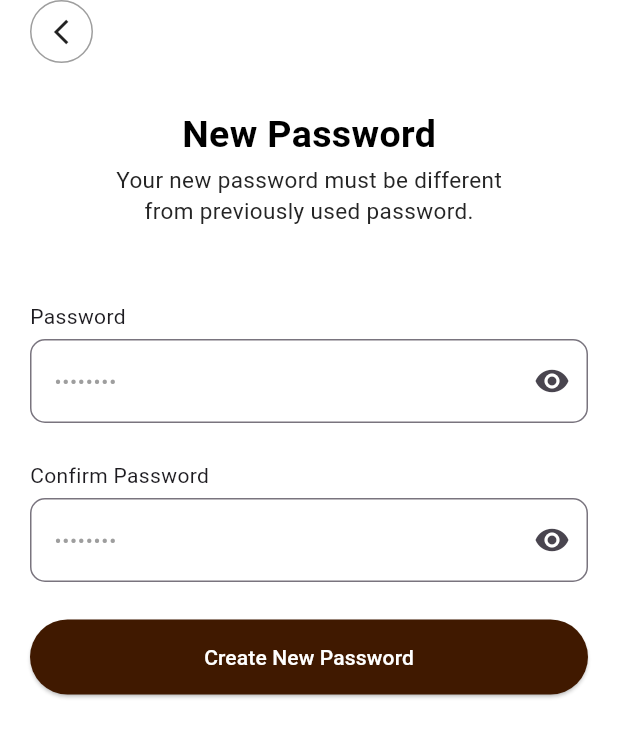
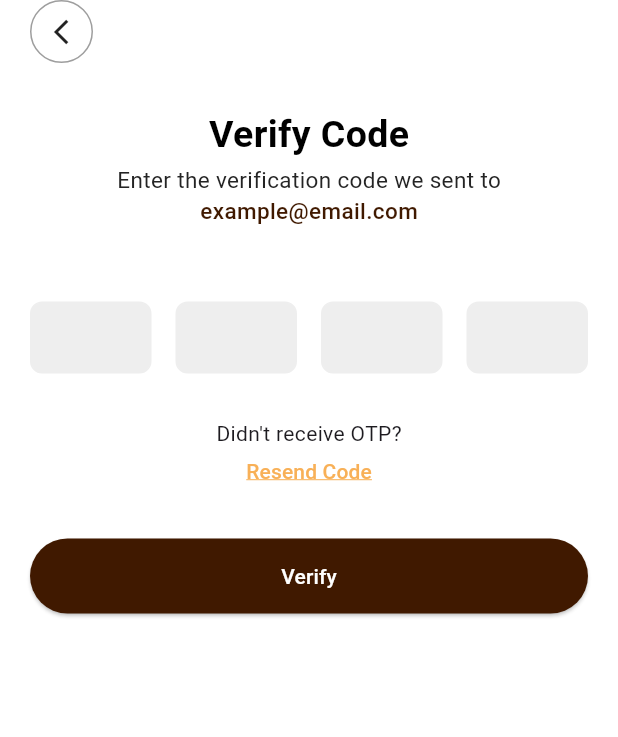
Before and after one commit to Nelson-Chinedu/daza_store, a Flutter app: the ForgotPasswordView screen opened directly, after a tap on "Create New Password", on a phone screen of 412 x 824 dp. Shown: the top 737 px of the screen. Run offline on Flutter 3.47's test engine with Material 3 defaults, Android fonts, the phone set to English and light mode, and no system bars; drawn by our look-alikes of pin_input_text_field; our stand-ins replace get_it, lottie, smooth_page_indicator, stacked, stacked_services.

Commit message:
feat: otp verify

```diff
--- a/lib/features/auth/ForgotPassword/forgot_password_view.dart
+++ b/lib/features/auth/ForgotPassword/forgot_password_view.dart
@@ -125,7 +125,9 @@ class ForgotPasswordView extends StatelessWidget {
                             width: double.infinity,
                             child: Button(
                               label: 'Create New Password',
-                              onPressed: () {},
+                              onPressed: () {
+                                model.navigateToOTP();
+                              },
                             ),
                           ),
                         ],
--- a/lib/features/auth/ForgotPassword/forgot_password_viewmodel.dart
+++ b/lib/features/auth/ForgotPassword/forgot_password_viewmodel.dart
@@ -1,5 +1,6 @@
 import 'package:daza_store_commerce/app/locator.dart';
 import 'package:daza_store_commerce/features/auth/Login/view/login_view.dart';
+import 'package:daza_store_commerce/features/auth/OTP/otp_view.dart';
 import 'package:flutter/widgets.dart';
 import 'package:stacked/stacked.dart';
 import 'package:stacked_services/stacked_services.dart';
@@ -14,6 +15,10 @@ class ForgotPasswordViewModel extends ReactiveViewModel {
     navigationService.navigateToView(LoginView());
   }
 
+  void navigateToOTP() {
+    navigationService.navigateToView(OtpView());
+  }
+
   @override
   List<ListenableServiceMixin> get listenableServices => [];
 }
--- /dev/null
+++ b/lib/features/auth/OTP/otp_view.dart
@@ -0,0 +1,118 @@
+import 'package:daza_store_commerce/features/auth/OTP/otp_viewmodel.dart';
+import 'package:daza_store_commerce/shared/widgets/button/button_view.dart';
+import 'package:flutter/material.dart';
+import 'package:pin_input_text_field/pin_input_text_field.dart';
+import 'package:stacked/stacked.dart';
+
+class OtpView extends StatelessWidget {
+  const OtpView({super.key});
+
+  @override
+  Widget build(BuildContext context) {
+    return ViewModelBuilder<OtpViewModel>.reactive(
+      viewModelBuilder: () => OtpViewModel(),
+      builder: (context, model, child) {
+        return Scaffold(
+          backgroundColor: Colors.white,
+          body: SafeArea(
+            child: SingleChildScrollView(
+              child: Padding(
+                padding: const EdgeInsets.symmetric(horizontal: 20),
+                child: Column(
+                  crossAxisAlignment: CrossAxisAlignment.start,
+                  children: [
+                    GestureDetector(
+                      onTap: model.navigateToOtp,
+                      child: Container(
+                        decoration: BoxDecoration(
+                          shape: BoxShape.circle,
+                          border: BoxBorder.all(color: Colors.grey),
+                        ),
+                        child: Padding(
+                          padding: const EdgeInsets.all(10),
+                          child: Icon(Icons.arrow_back_ios_sharp, size: 20),
+                        ),
+                      ),
+                    ),
+                    const SizedBox(height: 30),
+                    Center(
+                      child: Column(
+                        children: [
+                          Text(
+                            'Verify Code',
+                            style: TextStyle(
+                              fontSize: 25,
+                              fontWeight: FontWeight.w600,
+                              color: Colors.black,
+                            ),
+                          ),
+                          const SizedBox(height: 1),
+                          Text(
+                            'Enter the verification code we sent to',
+                            style: TextStyle(
+                              color: Color(0xFF242424),
+                              fontSize: 15,
+                            ),
+                          ),
+                          Text(
+                            'example@email.com',
+                            style: TextStyle(
+                              color: Color(0xFF401900),
+                              fontSize: 15,
+                              fontWeight: FontWeight.w500,
+                            ),
+                          ),
+                          const SizedBox(height: 50),
+                          PinInputTextField(
+                            pinLength: 4,
+                            decoration: BoxLooseDecoration(
+                              strokeColorBuilder: PinListenColorBuilder(
+                                Colors.grey.shade200,
+                                Colors.grey.shade200,
+                              ),
+                              bgColorBuilder: PinListenColorBuilder(
+                                Colors.grey.shade200,
+                                Colors.grey.shade200,
+                              ),
+                            ),
+                          ),
+                          const SizedBox(height: 30),
+                          Padding(
+                            padding: const EdgeInsets.only(bottom: 5),
+                            child: Text('Didn\'t receive OTP?'),
+                          ),
+                          TextButton(
+                            style: TextButton.styleFrom(
+                              padding: EdgeInsets.zero,
+                              minimumSize: Size.zero,
+                              tapTargetSize: MaterialTapTargetSize
+                                  .shrinkWrap, // this remove the spaces around the text button
+                            ),
+                            onPressed: () {},
+                            child: Text(
+                              'Resend Code',
+                              style: TextStyle(
+                                color: Color(0xFFF8B057),
+                                decoration: TextDecoration.underline,
+                                decorationColor: Color(0xFFF8B057),
+                              ),
+                            ),
+                          ),
+                          const SizedBox(height: 35),
+                          SizedBox(
+                            width: double.infinity,
+                            child: Button(label: 'Verify', onPressed: () {}),
+                          ),
+                        ],
+                      ),
+                    ),
+                  ],
+                ),
+              ),
+            ),
+          ),
+        );
+      },
+    );
+  }
+}
--- /dev/null
+++ b/lib/features/auth/OTP/otp_viewmodel.dart
@@ -0,0 +1,15 @@
+import 'package:daza_store_commerce/app/locator.dart';
+import 'package:daza_store_commerce/features/auth/ForgotPassword/forgot_password_view.dart';
+import 'package:stacked/stacked.dart';
+import 'package:stacked_services/stacked_services.dart';
+
+class OtpViewModel extends ReactiveViewModel {
+  final navigationService = locator<NavigationService>();
+
+  void navigateToOtp() {
+    navigationService.navigateToView(ForgotPasswordView());
+  }
+
+  @override
+  List<ListenableServiceMixin> get listenableServices => [];
+}
--- a/lib/features/auth/Signup/view/signup_view.dart
+++ b/lib/features/auth/Signup/view/signup_view.dart
@@ -147,7 +147,7 @@ class SignupView extends StatelessWidget {
                                   visualDensity: VisualDensity.compact,
                                   value: false,
                                   onChanged: (value) {
-                                    print(value);
+                                    log(value.toString());
                                   },
                                 ),
                               ),
--- a/pubspec.yaml
+++ b/pubspec.yaml
@@ -40,6 +40,7 @@ dependencies:
   lottie: ^3.3.3
   stacked_services: ^1.6.0
   get_it: ^8.3.0
+  pin_input_text_field: ^4.5.2
 
 dev_dependencies:
   flutter_test:
```
Also changed, not shown: pubspec.lock.
